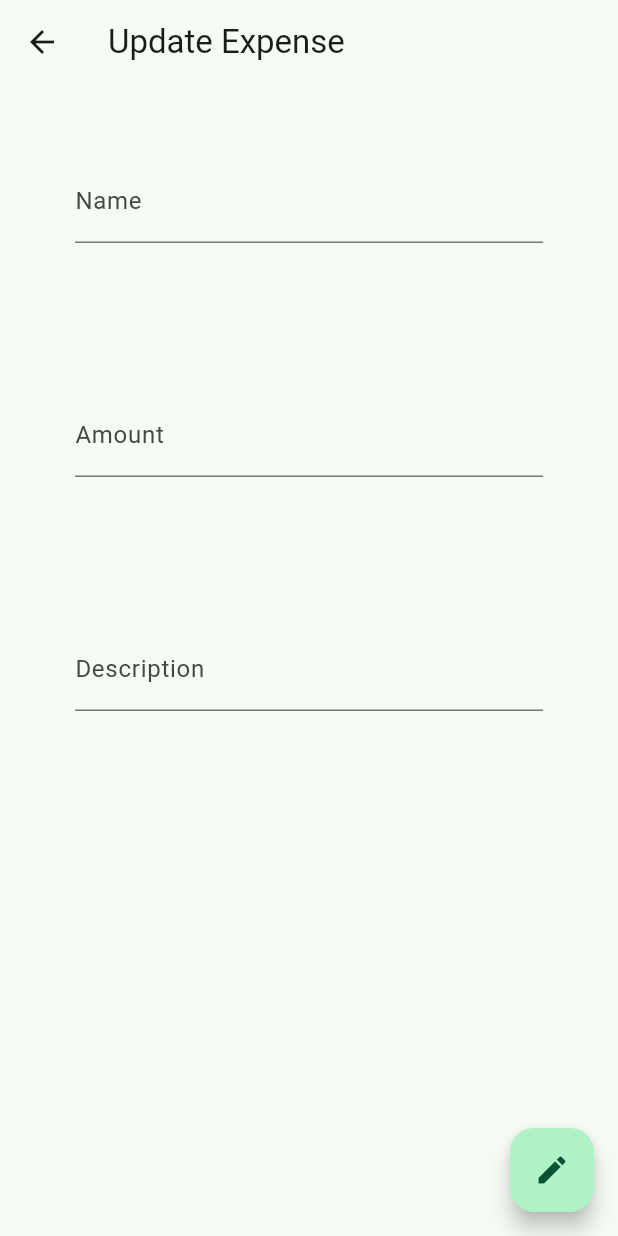
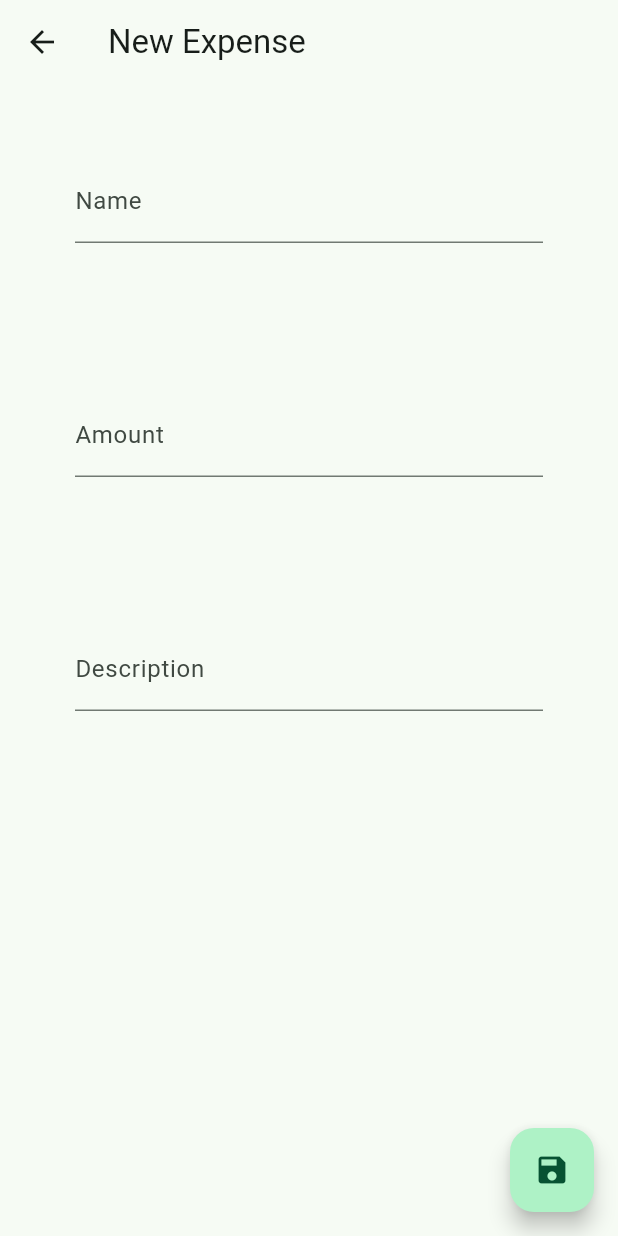
Before and after one commit to omzkiii/Sales-Tracker, a Flutter app: the Item screen opened directly with empty values, after a tap on "Add Expense", on a phone screen of 412 x 824 dp. Run offline on Flutter 3.47's test engine with Material 3 defaults, Android fonts, the phone set to English and light mode, and no system bars; drawn by our look-alikes of dynamic_color; our stand-ins replace sqflite; accounts and stored records are empty.

Commit message:
add edit expenses

```diff
--- a/lib/views/form_expense.dart
+++ b/lib/views/form_expense.dart
@@ -6,10 +6,16 @@ import 'package:flutter/material.dart';
 class FormExpense extends StatefulWidget {
   final int listingId;
   final ExpenseNotifier expenseNotifier;
+  final bool isNew;
+  final Expense? expense;
+  final int? index;
   const FormExpense({
     super.key,
     required this.listingId,
     required this.expenseNotifier,
+    required this.isNew,
+    this.expense,
+    this.index,
   });
 
   @override
@@ -22,15 +28,13 @@ class _FormExpenseState extends State<FormExpense> {
   late var amountController = TextEditingController();
   late var descContoller = TextEditingController();
 
-  String _formTitle = "Update Expense";
-  // Function _expenseOperation = updateListing;
-  IconData _floatingIcon = Icons.edit;
-
   @override
   void initState() {
-    nameController = TextEditingController();
-    amountController = TextEditingController();
-    descContoller = TextEditingController();
+    nameController = TextEditingController(text: widget.expense?.name);
+    amountController = TextEditingController(
+      text: widget.expense?.amount.toString(),
+    );
+    descContoller = TextEditingController(text: widget.expense?.desc);
     super.initState();
   }
 
@@ -44,8 +48,14 @@ class _FormExpenseState extends State<FormExpense> {
 
   @override
   Widget build(BuildContext context) {
+    String formTitle = widget.isNew ? "New Expense" : "Update Expense";
+    Function expenseOperation = widget.isNew
+        ? widget.expenseNotifier.addToExpenses
+        : widget.expenseNotifier.modifyExpenses;
+    IconData floatingIcon = widget.isNew ? Icons.save : Icons.edit;
+
     return Scaffold(
-      appBar: AppBar(title: Text(_formTitle)),
+      appBar: AppBar(title: Text(formTitle)),
       body: Form(
         key: _formKey,
         child: Column(
@@ -63,16 +73,19 @@ class _FormExpenseState extends State<FormExpense> {
         ),
       ),
       floatingActionButton: FloatingActionButton(
-        child: Icon(_floatingIcon),
+        child: Icon(floatingIcon),
         onPressed: () {
           if (_formKey.currentState!.validate()) {
             Expense expense = Expense(
+              id: widget.isNew
+                  ? null
+                  : widget.expenseNotifier.list[widget.index!].id,
               listingId: widget.listingId,
               name: nameController.text,
               amount: num.parse(amountController.text).toDouble(),
               desc: descContoller.text,
             );
-            widget.expenseNotifier.addToExpenses(expense);
+            expenseOperation(expense);
             Navigator.pop(context, true);
           }
         },
--- a/lib/views/item.dart
+++ b/lib/views/item.dart
@@ -140,6 +140,7 @@ class _ItemState extends State<Item> {
               builder: (context) => FormExpense(
                 listingId: listing.id!,
                 expenseNotifier: expenseNotifier,
+                isNew: true,
               ),
             ),
           );
```
Also changed, not shown: lib/main.dart (+0 -23 lines), lib/views/expense_operations.dart (+12 -0 lines), lib/views/expenses.dart (+13 -1 lines), lib/views/form_listing.dart (+5 -8 lines).
